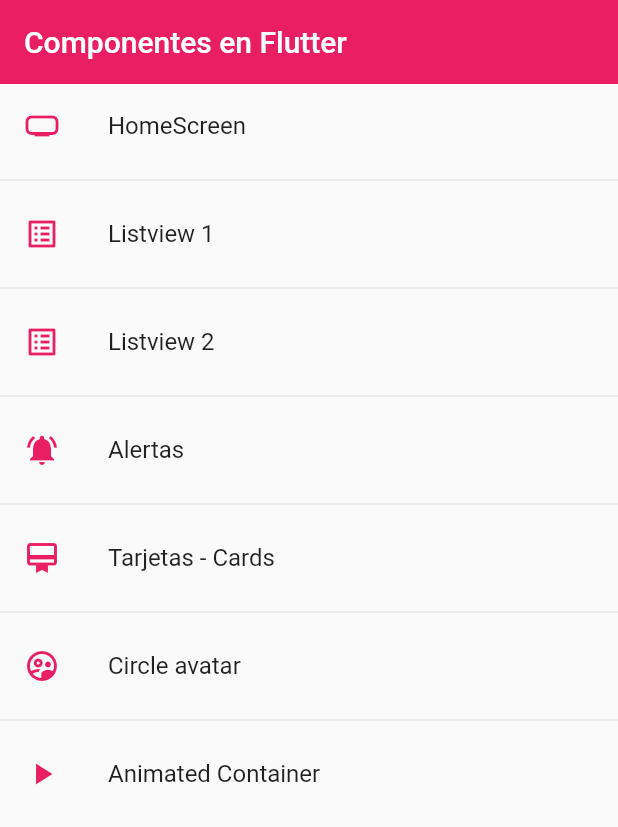
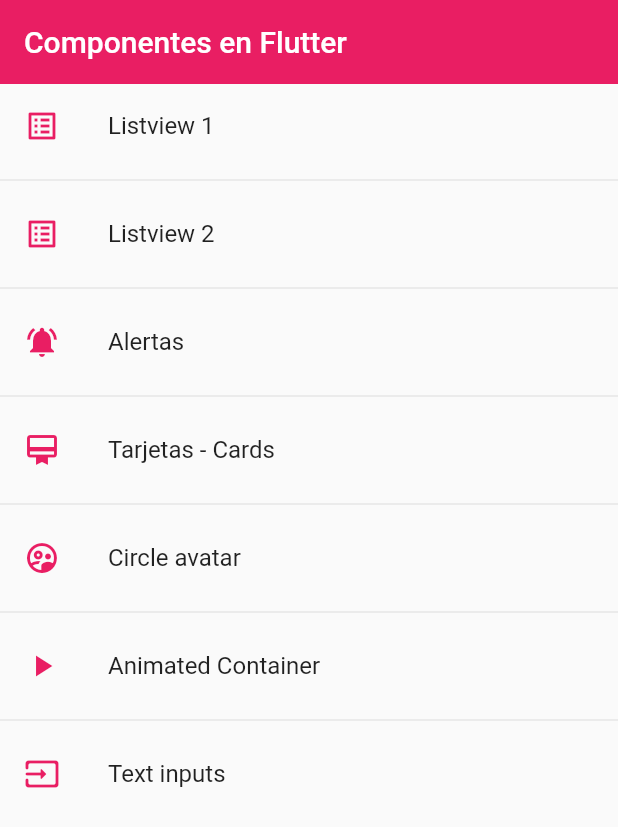
Before and after one commit to bzapata95/fl-widgets, a Flutter app: the screen it shows after launch, on a phone screen of 412 x 824 dp. Shown: the top 827 px of the screen. Run offline on Flutter 3.47's test engine with Material 2 defaults, Android fonts, the phone set to English and light mode, and no system bars.

Commit message:
feat: input forms

```diff
--- a/lib/routes/app_routes.dart
+++ b/lib/routes/app_routes.dart
@@ -7,11 +7,11 @@ class AppRoutes {
   static const initialRoute = 'home';
 
   static final menuOptions = <MenuOptions>[
-    MenuOptions(
-        route: 'home',
-        icon: Icons.home_max_sharp,
-        name: 'HomeScreen',
-        screen: const HomeScreen()),
+    // MenuOptions(
+    //     route: 'home',
+    //     icon: Icons.home_max_sharp,
+    //     name: 'HomeScreen',
+    //     screen: const HomeScreen()),
     MenuOptions(
         route: 'listview1',
         icon: Icons.list_alt_outlined,
@@ -42,11 +42,16 @@ class AppRoutes {
         icon: Icons.play_arrow_sharp,
         name: 'Animated Container',
         screen: const AnimatedScreen()),
+    MenuOptions(
+        route: 'inputs',
+        icon: Icons.input_rounded,
+        name: 'Text inputs',
+        screen: const InputsScreen()),
   ];
 
   static Map<String, Widget Function(BuildContext)> getAppRoutes() {
     Map<String, Widget Function(BuildContext)> appRoutes = {};
-
+    appRoutes.addAll({'home': (BuildContext context) => const HomeScreen()});
     for (final option in menuOptions) {
       appRoutes.addAll({option.route: (BuildContext context) => option.screen});
     }
--- a/lib/screens/screens.dart
+++ b/lib/screens/screens.dart
@@ -5,3 +5,4 @@ export 'package:fl_components/screens/card_screen.dart';
 export 'package:fl_components/screens/home_screen.dart';
 export 'avatar_screen.dart';
 export 'animated_screen.dart';
+export 'inputs_screen.dart';
```
Also changed, not shown: lib/screens/inputs_screen.dart (added, +36 -0 lines).
